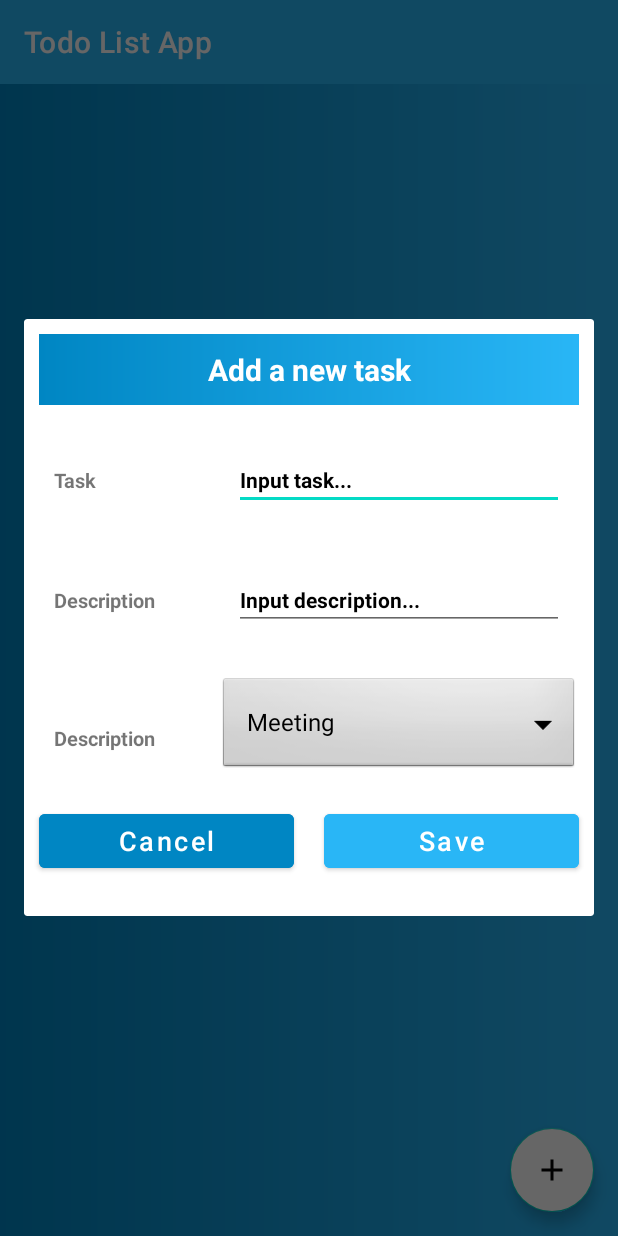
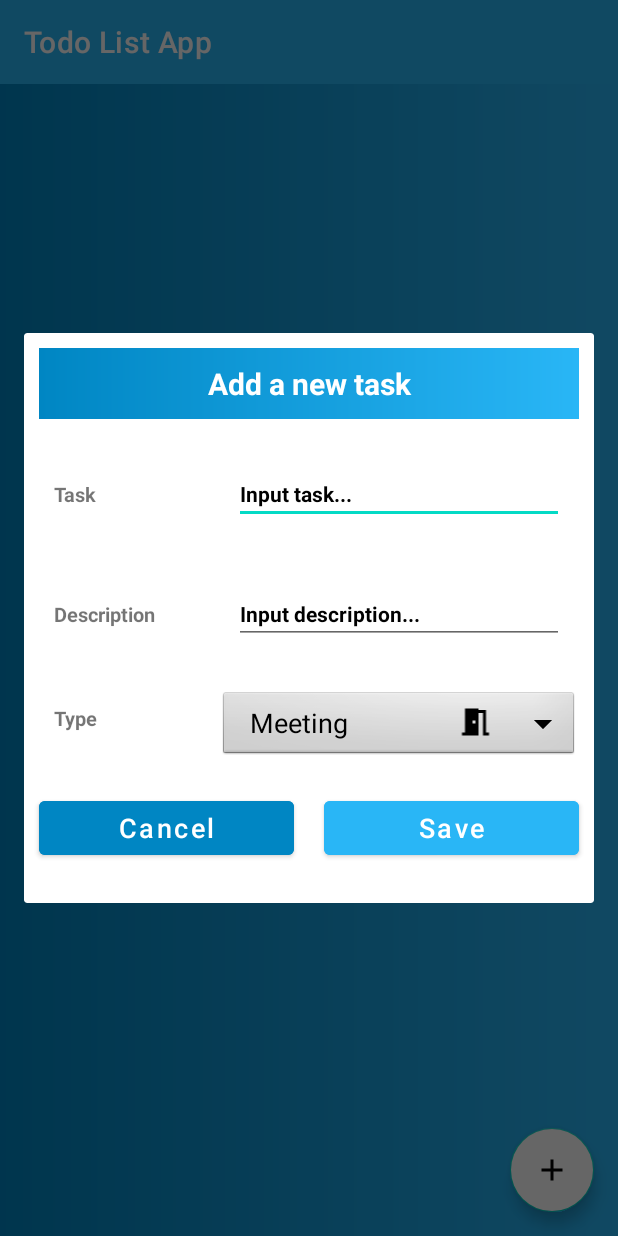
Before and after one commit to hachihao792001/TodoAppWithFirebase, an Android app: the screen it shows after launch once a user with an empty profile is signed in (HomeActivity), after a tap on an icon or button, on a phone screen of 412 x 824 dp. Run offline under Robolectric (Android 15) with nearby library versions, the phone set to English and light mode, and no system bars; our stand-ins replace Firebase (no records; nobody signed in at launch, a user with empty details on screens opened directly); 2 statements that could not run were skipped.

Commit message:
add icon to task type dropdown
create TaskTypeAdapter class for the spinner
create TaskType to contain name and image res for each task type
added remaining icons for remaining task types

```diff
--- a/app/src/main/java/com/example/todoapp/HomeActivity.java
+++ b/app/src/main/java/com/example/todoapp/HomeActivity.java
@@ -18,7 +18,6 @@ import android.view.MenuItem;
 import android.view.View;
 import android.view.ViewGroup;
 import android.widget.AdapterView;
-import android.widget.ArrayAdapter;
 import android.widget.Button;
 import android.widget.EditText;
 import android.widget.Spinner;
@@ -36,6 +35,8 @@ import com.google.firebase.database.DatabaseReference;
 import com.google.firebase.database.FirebaseDatabase;
 
 import java.text.DateFormat;
+import java.util.ArrayList;
+import java.util.Arrays;
 import java.util.Date;
 
 public class HomeActivity extends AppCompatActivity {
@@ -53,6 +54,8 @@ public class HomeActivity extends AppCompatActivity {
     private String key = "";
     private String task;
     private String description;
+
+    ArrayList<TaskType> taskTypeList;
 
     @Override
     protected void onCreate(Bundle savedInstanceState) {
@@ -86,6 +89,16 @@ public class HomeActivity extends AppCompatActivity {
                 addTask();
             }
         });
+
+        String[] taskTypeNames = getResources().getStringArray(R.array.task_types);
+        taskTypeList = new ArrayList<TaskType>(Arrays.asList(
+                new TaskType(taskTypeNames[0], R.drawable.meeting_icon),
+                new TaskType(taskTypeNames[1], R.drawable.shopping_icon),
+                new TaskType(taskTypeNames[2], R.drawable.office_icon),
+                new TaskType(taskTypeNames[3], R.drawable.contact_icon),
+                new TaskType(taskTypeNames[4], R.drawable.travel_icon),
+                new TaskType(taskTypeNames[5], R.drawable.relax_icon)
+        ));
     }
 
     private void addTask() {
@@ -152,9 +165,7 @@ public class HomeActivity extends AppCompatActivity {
         });
 
         final Spinner taskTypeDropdown = myView.findViewById(R.id.taskTypeDropdown);
-        String[] taskTypes = getResources().getStringArray(R.array.task_types);
-        taskTypeDropdown.setAdapter(
-                new ArrayAdapter<String>(this, android.R.layout.simple_spinner_dropdown_item, taskTypes));
+        taskTypeDropdown.setAdapter(new TaskTypeAdapter(this, taskTypeList));
         taskTypeDropdown.setOnItemSelectedListener(new AdapterView.OnItemSelectedListener() {
             @Override
             public void onItemSelected(AdapterView<?> adapterView, View view, int i, long l) {
@@ -298,9 +309,7 @@ public class HomeActivity extends AppCompatActivity {
         dialog.show();
 
         final Spinner taskTypeDropdown = view.findViewById(R.id.taskTypeDropdown);
-        String[] taskTypes = getResources().getStringArray(R.array.task_types);
-        taskTypeDropdown.setAdapter(
-                new ArrayAdapter<String>(this, android.R.layout.simple_spinner_dropdown_item, taskTypes));
+        taskTypeDropdown.setAdapter(new TaskTypeAdapter(this, taskTypeList));
         taskTypeDropdown.setOnItemSelectedListener(new AdapterView.OnItemSelectedListener() {
             @Override
             public void onItemSelected(AdapterView<?> adapterView, View view, int i, long l) {
--- /dev/null
+++ b/app/src/main/java/com/example/todoapp/TaskTypeAdapter.java
@@ -0,0 +1,108 @@
+package com.example.todoapp;
+
+import android.content.Context;
+import android.database.DataSetObserver;
+import android.view.LayoutInflater;
+import android.view.View;
+import android.view.ViewGroup;
+import android.widget.ImageView;
+import android.widget.SpinnerAdapter;
+import android.widget.TextView;
+
+import java.util.ArrayList;
+import java.util.Arrays;
+
+class TaskType {
+    public String name;
+    public int iconResource;
+
+    public TaskType(String name, int iconResource) {
+        this.name = name;
+        this.iconResource = iconResource;
+    }
+}
+
+public class TaskTypeAdapter implements SpinnerAdapter {
+
+    public Context context;
+    public ArrayList<TaskType> taskTypeList;
+
+    TaskTypeAdapter(Context context, ArrayList<TaskType> taskTypes) {
+        this.context = context;
+        taskTypeList = taskTypes;
+    }
+
+    @Override
+    public View getDropDownView(int i, View view, ViewGroup viewGroup) {
+        TaskType thisTaskType = taskTypeList.get(i);
+
+        View v = LayoutInflater.from(context).inflate(R.layout.task_type_dropdownitem, viewGroup, false);
+        TextView nameTextView = v.findViewById(R.id.name);
+        ImageView iconImageView = v.findViewById(R.id.icon);
+
+        nameTextView.setText(thisTaskType.name);
+        iconImageView.setImageResource(thisTaskType.iconResource);
+
+        return v;
+    }
+
+    @Override
+    public View getView(int i, View view, ViewGroup viewGroup) {
+        TaskType thisTaskType = taskTypeList.get(i);
+
+        View v = LayoutInflater.from(context).inflate(R.layout.task_type_dropdownitem, viewGroup, false);
+        TextView nameTextView = v.findViewById(R.id.name);
+        ImageView iconImageView = v.findViewById(R.id.icon);
+
+        nameTextView.setText(thisTaskType.name);
+        iconImageView.setImageResource(thisTaskType.iconResource);
+
+        return v;
+    }
+
+    @Override
+    public void registerDataSetObserver(DataSetObserver dataSetObserver) {
+
+    }
+
+    @Override
+    public void unregisterDataSetObserver(DataSetObserver dataSetObserver) {
+
+    }
+
+    @Override
+    public int getCount() {
+        return taskTypeList.size();
+    }
+
+    @Override
+    public Object getItem(int i) {
+        return taskTypeList.get(i);
+    }
+
+    @Override
+    public long getItemId(int i) {
+        return 0;
+    }
+
+    @Override
+    public boolean hasStableIds() {
+        return false;
+    }
+
+
+    @Override
+    public int getItemViewType(int i) {
+        return 0;
+    }
+
+    @Override
+    public int getViewTypeCount() {
+        return 1;
+    }
+
+    @Override
+    public boolean isEmpty() {
+        return taskTypeList.isEmpty();
+    }
+}
--- /dev/null
+++ b/app/src/main/res/drawable/meeting_icon.xml
@@ -0,0 +1,10 @@
+<vector xmlns:android="http://schemas.android.com/apk/res/android"
+    android:width="24dp"
+    android:height="24dp"
+    android:viewportWidth="24"
+    android:viewportHeight="24"
+    android:tint="?attr/colorControlNormal">
+  <path
+      android:fillColor="@android:color/white"
+      android:pathData="M14,6v15L3,21v-2h2L5,3h9v1h5v15h2v2h-4L17,6h-3zM10,11v2h2v-2h-2z"/>
+</vector>
--- /dev/null
+++ b/app/src/main/res/drawable/office_icon.xml
@@ -0,0 +1,10 @@
+<vector xmlns:android="http://schemas.android.com/apk/res/android"
+    android:width="24dp"
+    android:height="24dp"
+    android:viewportWidth="24"
+    android:viewportHeight="24"
+    android:tint="?attr/colorControlNormal">
+  <path
+      android:fillColor="@android:color/white"
+      android:pathData="M20,4L4,4c-1.1,0 -1.99,0.9 -1.99,2L2,18c0,1.1 0.9,2 2,2h16c1.1,0 2,-0.9 2,-2L22,6c0,-1.1 -0.9,-2 -2,-2zM20,8l-8,5 -8,-5L4,6l8,5 8,-5v2z"/>
+</vector>
--- /dev/null
+++ b/app/src/main/res/drawable/relax_icon.xml
@@ -0,0 +1,10 @@
+<vector xmlns:android="http://schemas.android.com/apk/res/android"
+    android:width="24dp"
+    android:height="24dp"
+    android:viewportWidth="24"
+    android:viewportHeight="24"
+    android:tint="?attr/colorControlNormal">
+  <path
+      android:fillColor="@android:color/white"
+      android:pathData="M12,3v10.55c-0.59,-0.34 -1.27,-0.55 -2,-0.55 -2.21,0 -4,1.79 -4,4s1.79,4 4,4 4,-1.79 4,-4V7h4V3h-6z"/>
+</vector>
--- /dev/null
+++ b/app/src/main/res/drawable/shopping_icon.xml
@@ -0,0 +1,10 @@
+<vector xmlns:android="http://schemas.android.com/apk/res/android"
+    android:width="24dp"
+    android:height="24dp"
+    android:viewportWidth="24"
+    android:viewportHeight="24"
+    android:tint="?attr/colorControlNormal">
+  <path
+      android:fillColor="@android:color/white"
+      android:pathData="M7,18c-1.1,0 -1.99,0.9 -1.99,2S5.9,22 7,22s2,-0.9 2,-2 -0.9,-2 -2,-2zM1,2v2h2l3.6,7.59 -1.35,2.45c-0.16,0.28 -0.25,0.61 -0.25,0.96 0,1.1 0.9,2 2,2h12v-2L7.42,15c-0.14,0 -0.25,-0.11 -0.25,-0.25l0.03,-0.12 0.9,-1.63h7.45c0.75,0 1.41,-0.41 1.75,-1.03l3.58,-6.49c0.08,-0.14 0.12,-0.31 0.12,-0.48 0,-0.55 -0.45,-1 -1,-1L5.21,4l-0.94,-2L1,2zM17,18c-1.1,0 -1.99,0.9 -1.99,2s0.89,2 1.99,2 2,-0.9 2,-2 -0.9,-2 -2,-2z"/>
+</vector>
--- /dev/null
+++ b/app/src/main/res/drawable/travel_icon.xml
@@ -0,0 +1,10 @@
+<vector xmlns:android="http://schemas.android.com/apk/res/android"
+    android:width="24dp"
+    android:height="24dp"
+    android:viewportWidth="24"
+    android:viewportHeight="24"
+    android:tint="?attr/colorControlNormal">
+  <path
+      android:fillColor="@android:color/white"
+      android:pathData="M20,6h-3L17,4c0,-1.11 -0.89,-2 -2,-2L9,2c-1.11,0 -2,0.89 -2,2v2L4,6c-1.11,0 -2,0.89 -2,2v11c0,1.11 0.89,2 2,2h16c1.11,0 2,-0.89 2,-2L22,8c0,-1.11 -0.89,-2 -2,-2zM9,4h6v2L9,6L9,4zM20,19L4,19v-2h16v2zM20,14L4,14L4,8h3v2h2L9,8h6v2h2L17,8h3v6z"/>
+</vector>
--- a/app/src/main/res/layout/input_file.xml
+++ b/app/src/main/res/layout/input_file.xml
@@ -30,7 +30,10 @@
             <TextView
                 android:layout_width="match_parent"
                 android:layout_height="wrap_content"
-                android:layout_margin="10dp"
+                android:layout_marginStart="10dp"
+                android:layout_marginTop="10dp"
+                android:layout_marginEnd="10dp"
+                android:layout_marginBottom="10dp"
                 android:text="Task"
                 android:textSize="13sp"
                 android:textStyle="bold" />
@@ -45,7 +48,10 @@
                 android:id="@+id/task"
                 android:layout_width="match_parent"
                 android:layout_height="wrap_content"
-                android:layout_margin="10dp"
+                android:layout_marginStart="10dp"
+                android:layout_marginTop="10dp"
+                android:layout_marginEnd="10dp"
+                android:layout_marginBottom="10dp"
                 android:hint="Input task..."
                 android:textColor="#000"
                 android:textColorHint="#000"
@@ -109,7 +115,7 @@
                 android:layout_width="match_parent"
                 android:layout_height="wrap_content"
                 android:layout_margin="10dp"
-                android:text="Description"
+                android:text="Type"
                 android:textSize="13sp"
                 android:textStyle="bold" />
         </RelativeLayout>
--- /dev/null
+++ b/app/src/main/res/layout/task_type_dropdownitem.xml
@@ -0,0 +1,28 @@
+<?xml version="1.0" encoding="utf-8"?>
+<LinearLayout xmlns:android="http://schemas.android.com/apk/res/android"
+    xmlns:app="http://schemas.android.com/apk/res-auto"
+    android:layout_width="match_parent"
+    android:layout_height="30dp"
+    android:orientation="horizontal">
+
+    <TextView
+        android:id="@+id/name"
+        android:layout_width="match_parent"
+        android:layout_height="wrap_content"
+        android:layout_weight="1"
+        android:text="Task"
+        android:textSize="18sp"
+        android:textColor="@color/black"
+        android:layout_marginLeft="10dp"
+        android:layout_gravity="center"/>
+
+    <ImageView
+        android:id="@+id/icon"
+        android:layout_width="match_parent"
+        android:layout_height="wrap_content"
+        android:layout_weight="4"
+        android:src="@drawable/meeting_icon"
+        app:tint="@color/black"
+        android:layout_gravity="center"/>
+
+</LinearLayout>
--- a/app/src/main/res/values/strings.xml
+++ b/app/src/main/res/values/strings.xml
@@ -11,7 +11,7 @@
         <item>Meeting</item>
         <item>Shopping</item>
         <item>Office</item>
-        <item>Party</item>
+        <item>Contact</item>
         <item>Travelling</item>
         <item>Relaxing</item>
     </string-array>
```
